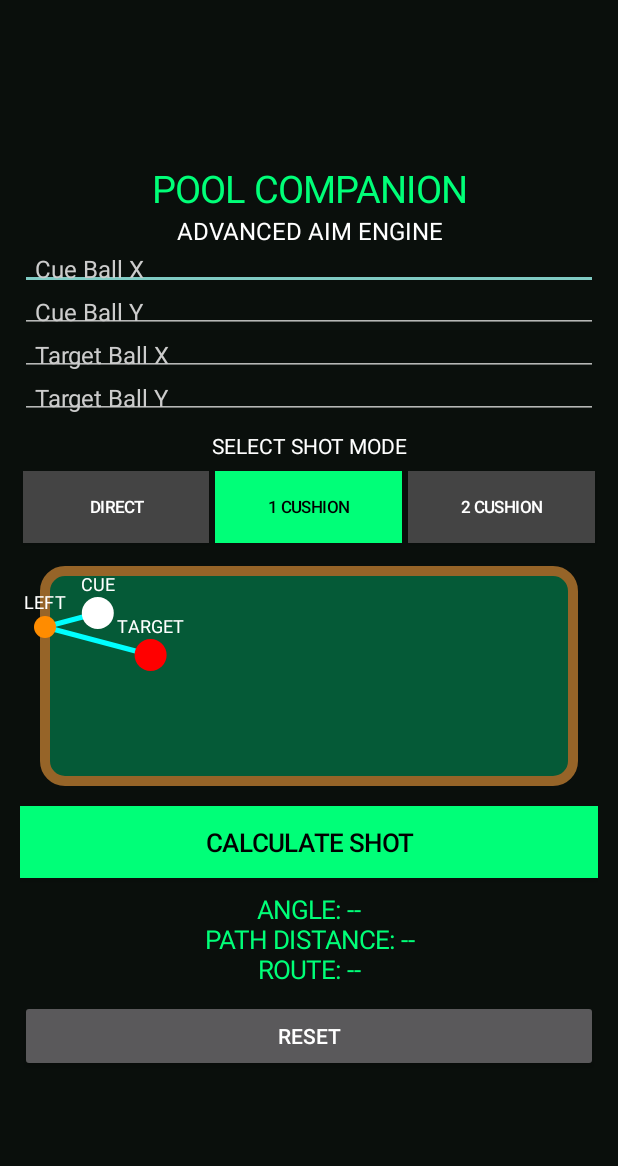
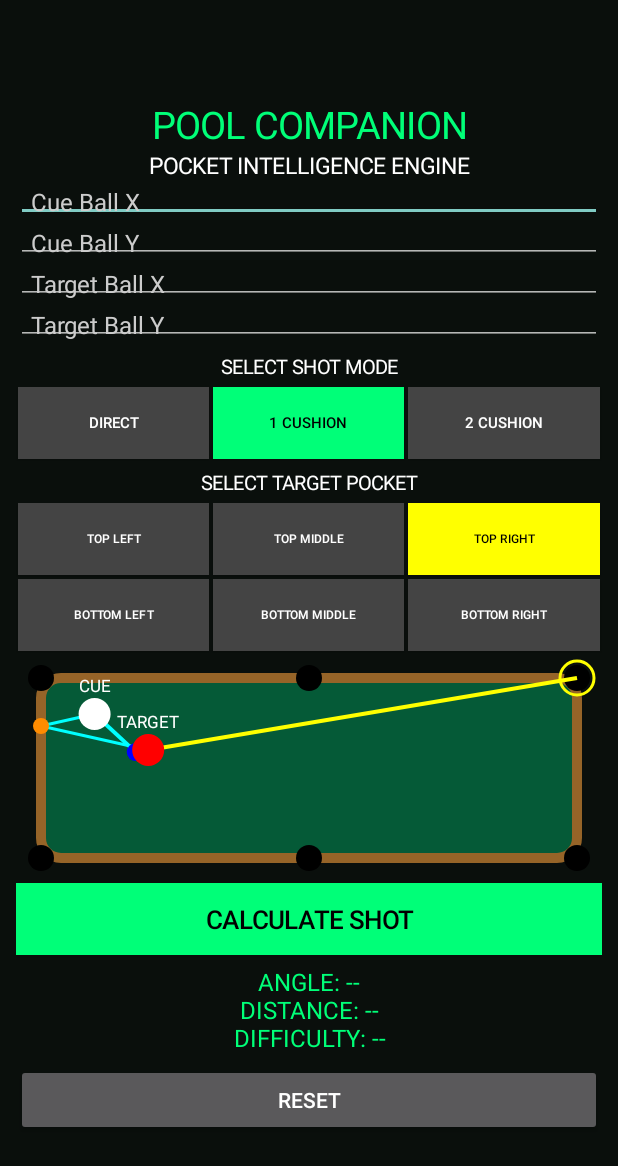
Before and after one commit to chinazonenet-spec/PoolCompanion, an Android app: the screen it shows after launch (MainActivity), after a tap on "1 CUSHION", on a phone screen of 412 x 824 dp. Shown: the top 1166 px of the screen. Run offline under Robolectric (Android 15) with nearby library versions, the phone set to English and light mode, and no system bars.

Commit message:
Add pocket targeting and shot difficulty engine

```diff
--- a/app/src/main/java/com/poolcompanion/app/AimView.kt
+++ b/app/src/main/java/com/poolcompanion/app/AimView.kt
@@ -7,6 +7,7 @@ import android.graphics.Color
 import android.graphics.Paint
 import android.graphics.RectF
 import android.view.View
+import com.poolcompanion.app.engine.PocketEngine
 import com.poolcompanion.app.engine.ShotMode
 import com.poolcompanion.app.engine.ShotPathEngine
 
@@ -19,6 +20,7 @@ class AimView(context: Context) : View(context) {
     private var targetX = 200.0
     private var targetY = 200.0
     private var mode = ShotMode.DIRECT
+    private var selectedPocket = "TOP RIGHT"
 
     fun setPoints(
         cx: Double,
@@ -35,6 +37,11 @@ class AimView(context: Context) : View(context) {
 
     fun setMode(newMode: ShotMode) {
         mode = newMode
+        invalidate()
+    }
+
+    fun setPocket(name: String) {
+        selectedPocket = name
         invalidate()
     }
 
@@ -79,12 +86,30 @@ class AimView(context: Context) : View(context) {
         val tx = screenX(targetX)
         val ty = screenY(targetY)
 
+        // Draw six pockets
+        for (pocket in PocketEngine.pockets) {
+            val px = screenX(pocket.x)
+            val py = screenY(pocket.y)
+
+            paint.style = Paint.Style.FILL
+            paint.color = Color.BLACK
+            canvas.drawCircle(px, py, 13f, paint)
+
+            if (pocket.name == selectedPocket) {
+                paint.style = Paint.Style.STROKE
+                paint.strokeWidth = 3f
+                paint.color = Color.YELLOW
+                canvas.drawCircle(px, py, 17f, paint)
+            }
+        }
+
+        // Draw selected cushion route
+        if (mode != ShotMode.DIRECT) {
             val path = ShotPathEngine.calculate(
                 cueX, cueY, targetX, targetY, mode
             )
 
             if (path != null) {
-
                 val route = mutableListOf<Pair<Float, Float>>()
                 route.add(cx to cy)
 
@@ -97,13 +122,8 @@ class AimView(context: Context) : View(context) {
                 route.add(tx to ty)
 
                 paint.style = Paint.Style.STROKE
-            paint.strokeWidth = 5f
-
-            paint.color = if (mode == ShotMode.DIRECT) {
-                Color.YELLOW
-            } else {
-                Color.CYAN
-            }
+                paint.strokeWidth = 3f
+                paint.color = Color.CYAN
 
                 for (i in 0 until route.size - 1) {
                     canvas.drawLine(
@@ -115,49 +135,75 @@ class AimView(context: Context) : View(context) {
                     )
                 }
 
-            for (point in path.bouncePoints) {
-                val bx = screenX(point.x)
-                val by = screenY(point.y)
-
                 paint.style = Paint.Style.FILL
                 paint.color = Color.rgb(255, 140, 0)
-                canvas.drawCircle(bx, by, 11f, paint)
 
+                for (point in path.bouncePoints) {
+                    canvas.drawCircle(
+                        screenX(point.x),
+                        screenY(point.y),
+                        8f,
+                        paint
+                    )
+                }
+            }
+        }
+
+        // Calculate selected pocket shot
+        val pocketShot = PocketEngine.evaluate(
+            cueX, cueY,
+            targetX, targetY,
+            selectedPocket
+        )
+
+        if (pocketShot != null) {
+
+            val gx = screenX(pocketShot.ghostX)
+            val gy = screenY(pocketShot.ghostY)
+
+            val px = screenX(pocketShot.pocket.x)
+            val py = screenY(pocketShot.pocket.y)
+
+            // Cue ball to ghost ball
+            paint.style = Paint.Style.STROKE
+            paint.strokeWidth = 4f
+            paint.color = Color.CYAN
+            canvas.drawLine(cx, cy, gx, gy, paint)
+
+            // Target ball to selected pocket
+            paint.color = Color.YELLOW
+            paint.strokeWidth = 4f
+            canvas.drawLine(tx, ty, px, py, paint)
+
+            // Ghost ball marker
+            paint.style = Paint.Style.FILL
+            paint.color = Color.BLUE
+            canvas.drawCircle(gx, gy, 9f, paint)
+        } else {
+            paint.style = Paint.Style.FILL
             paint.color = Color.WHITE
-                paint.textSize = 18f
+            paint.textSize = 17f
             paint.textAlign = Paint.Align.CENTER
 
             canvas.drawText(
-                    point.cushion,
-                    bx,
-                    by - 18f,
-                    paint
-                )
-            }
-        } else if (mode != ShotMode.DIRECT) {
-
-            paint.color = Color.RED
-            paint.textSize = 18f
-            paint.textAlign = Paint.Align.CENTER
-            paint.style = Paint.Style.FILL
-
-            canvas.drawText(
-                "NO VALID ROUTE",
+                "NO VALID POCKET SHOT",
                 (left + right) / 2f,
                 (top + bottom) / 2f,
                 paint
             )
         }
 
+        // Cue ball
         paint.style = Paint.Style.FILL
         paint.color = Color.WHITE
         canvas.drawCircle(cx, cy, 16f, paint)
 
+        // Target ball
         paint.color = Color.RED
         canvas.drawCircle(tx, ty, 16f, paint)
 
         paint.color = Color.WHITE
-        paint.textSize = 18f
+        paint.textSize = 17f
         paint.textAlign = Paint.Align.CENTER
 
         canvas.drawText("CUE", cx, cy - 22f, paint)
--- a/app/src/main/java/com/poolcompanion/app/MainActivity.kt
+++ b/app/src/main/java/com/poolcompanion/app/MainActivity.kt
@@ -13,6 +13,7 @@ import android.widget.EditText
 import android.widget.Button
 import android.widget.Toast
 import com.poolcompanion.app.calculator.ShotCalculator
+import com.poolcompanion.app.engine.PocketEngine
 import com.poolcompanion.app.engine.ShotMode
 import com.poolcompanion.app.engine.ShotPathEngine
 import java.util.Locale
@@ -26,11 +27,22 @@ class MainActivity : Activity() {
     private lateinit var result: TextView
     private lateinit var aimView: AimView
     private lateinit var modeButtons: List<Button>
+    private lateinit var pocketButtons: List<Button>
 
     private var selectedMode = ShotMode.DIRECT
+    private var selectedPocket = "TOP RIGHT"
 
     private val green = Color.rgb(0, 255, 120)
     private val dark = Color.rgb(10, 15, 12)
+
+    private val pocketNames = listOf(
+        "TOP LEFT",
+        "TOP MIDDLE",
+        "TOP RIGHT",
+        "BOTTOM LEFT",
+        "BOTTOM MIDDLE",
+        "BOTTOM RIGHT"
+    )
 
     override fun onCreate(savedInstanceState: Bundle?) {
         super.onCreate(savedInstanceState)
@@ -38,7 +50,7 @@ class MainActivity : Activity() {
         val layout = LinearLayout(this).apply {
             orientation = LinearLayout.VERTICAL
             gravity = Gravity.CENTER
-            setPadding(20, 16, 20, 16)
+            setPadding(16, 12, 16, 12)
             setBackgroundColor(dark)
         }
 
@@ -51,8 +63,8 @@ class MainActivity : Activity() {
         layout.addView(title)
 
         val subtitle = TextView(this).apply {
-            text = "ADVANCED AIM ENGINE"
-            textSize = 16f
+            text = "POCKET INTELLIGENCE ENGINE"
+            textSize = 15f
             setTextColor(Color.WHITE)
             gravity = Gravity.CENTER
         }
@@ -68,13 +80,7 @@ class MainActivity : Activity() {
         layout.addView(targetX)
         layout.addView(targetY)
 
-        val modeLabel = TextView(this).apply {
-            text = "SELECT SHOT MODE"
-            textSize = 14f
-            setTextColor(Color.WHITE)
-            gravity = Gravity.CENTER
-            setPadding(0, 12, 0, 8)
-        }
+        val modeLabel = createLabel("SELECT SHOT MODE")
         layout.addView(modeLabel)
 
         val modeLayout = LinearLayout(this).apply {
@@ -107,12 +113,50 @@ class MainActivity : Activity() {
                     ViewGroup.LayoutParams.WRAP_CONTENT,
                     1f
                 ).apply {
-                    setMargins(3, 3, 3, 3)
+                    setMargins(2, 2, 2, 2)
                 }
             )
         }
 
         layout.addView(modeLayout)
+
+        layout.addView(createLabel("SELECT TARGET POCKET"))
+
+        val firstPocketRow = LinearLayout(this).apply {
+            orientation = LinearLayout.HORIZONTAL
+        }
+
+        val secondPocketRow = LinearLayout(this).apply {
+            orientation = LinearLayout.HORIZONTAL
+        }
+
+        val buttons = pocketNames.map { name ->
+            createPocketButton(name)
+        }
+
+        pocketButtons = buttons
+
+        for (i in buttons.indices) {
+            val row = if (i < 3) {
+                firstPocketRow
+            } else {
+                secondPocketRow
+            }
+
+            row.addView(
+                buttons[i],
+                LinearLayout.LayoutParams(
+                    0,
+                    ViewGroup.LayoutParams.WRAP_CONTENT,
+                    1f
+                ).apply {
+                    setMargins(2, 2, 2, 2)
+                }
+            )
+        }
+
+        layout.addView(firstPocketRow)
+        layout.addView(secondPocketRow)
 
         aimView = AimView(this)
 
@@ -120,7 +164,7 @@ class MainActivity : Activity() {
             aimView,
             LinearLayout.LayoutParams(
                 ViewGroup.LayoutParams.MATCH_PARENT,
-                260
+                230
             )
         )
 
@@ -134,15 +178,17 @@ class MainActivity : Activity() {
                 calculateShot()
             }
         }
+
         layout.addView(calculate)
 
         result = TextView(this).apply {
-            text = "ANGLE: --\nPATH DISTANCE: --\nROUTE: --"
-            textSize = 17f
+            text = "ANGLE: --\nDISTANCE: --\nDIFFICULTY: --"
+            textSize = 16f
             setTextColor(green)
             gravity = Gravity.CENTER
-            setPadding(8, 14, 8, 14)
+            setPadding(8, 10, 8, 10)
         }
+
         layout.addView(result)
 
         val reset = Button(this).apply {
@@ -155,25 +201,42 @@ class MainActivity : Activity() {
                 targetY.text.clear()
 
                 selectedMode = ShotMode.DIRECT
+                selectedPocket = "TOP RIGHT"
+
                 aimView.setMode(selectedMode)
+                aimView.setPocket(selectedPocket)
                 aimView.setPoints(
                     100.0, 100.0, 200.0, 200.0
                 )
 
                 updateModeButtons()
+                updatePocketButtons()
 
                 result.text =
-                    "ANGLE: --\nPATH DISTANCE: --\nROUTE: --"
+                    "ANGLE: --\nDISTANCE: --\nDIFFICULTY: --"
             }
         }
+
         layout.addView(reset)
 
         aimView.setPoints(100.0, 100.0, 200.0, 200.0)
         aimView.setMode(selectedMode)
+        aimView.setPocket(selectedPocket)
 
         updateModeButtons()
+        updatePocketButtons()
 
         setContentView(layout)
+    }
+
+    private fun createLabel(value: String): TextView {
+        return TextView(this).apply {
+            text = value
+            textSize = 13f
+            setTextColor(Color.WHITE)
+            gravity = Gravity.CENTER
+            setPadding(0, 8, 0, 5)
+        }
     }
 
     private fun createInput(label: String): EditText {
@@ -187,7 +250,7 @@ class MainActivity : Activity() {
                 InputType.TYPE_NUMBER_FLAG_DECIMAL or
                 InputType.TYPE_NUMBER_FLAG_SIGNED
 
-            setPadding(15, 5, 15, 5)
+            setPadding(15, 4, 15, 4)
         }
     }
 
@@ -197,12 +260,26 @@ class MainActivity : Activity() {
     ): Button {
         return Button(this).apply {
             text = label
-            textSize = 11f
+            textSize = 10f
 
             setOnClickListener {
                 selectedMode = mode
                 aimView.setMode(mode)
                 updateModeButtons()
+                calculateShot(false)
+            }
+        }
+    }
+
+    private fun createPocketButton(name: String): Button {
+        return Button(this).apply {
+            text = name
+            textSize = 8f
+
+            setOnClickListener {
+                selectedPocket = name
+                aimView.setPocket(name)
+                updatePocketButtons()
                 calculateShot(false)
             }
         }
@@ -223,6 +300,20 @@ class MainActivity : Activity() {
             )
 
             modeButtons[i].setTextColor(
+                if (selected) Color.BLACK else Color.WHITE
+            )
+        }
+    }
+
+    private fun updatePocketButtons() {
+        for (i in pocketButtons.indices) {
+            val selected = pocketNames[i] == selectedPocket
+
+            pocketButtons[i].setBackgroundColor(
+                if (selected) Color.YELLOW else Color.DKGRAY
+            )
+
+            pocketButtons[i].setTextColor(
                 if (selected) Color.BLACK else Color.WHITE
             )
         }
@@ -250,62 +341,52 @@ class MainActivity : Activity() {
             y2 !in 0.0..500.0) {
 
             if (showErrors) {
-                showMessage(
-                    "X: 0-1000, Y: 0-500"
-                )
+                showMessage("X: 0-1000, Y: 0-500")
             }
             return
         }
 
-        val shot = ShotCalculator.calculate(
-            x1, y1, x2, y2
+        val pocketShot = PocketEngine.evaluate(
+            x1, y1, x2, y2, selectedPocket
         )
 
-        if (shot == null) {
-            if (showErrors) {
-                showMessage(
-                    "Ball positions must be different"
-                )
-            }
+        aimView.setPoints(x1, y1, x2, y2)
+
+        if (pocketShot == null) {
+            result.text =
+                "NO VALID POCKET SHOT\nTry another pocket or position"
             return
         }
 
-        val path = ShotPathEngine.calculate(
+        val aim = ShotCalculator.calculate(
+            x1, y1,
+            pocketShot.ghostX,
+            pocketShot.ghostY
+        )
+
+        val modePath = ShotPathEngine.calculate(
             x1, y1, x2, y2, selectedMode
         )
 
-        if (path == null) {
-            aimView.setPoints(x1, y1, x2, y2)
+        val routeText = modePath?.routeName
+            ?: "NO VALID CUSHION ROUTE"
 
-            result.text =
-                "NO VALID ROUTE\nTry another mode or position"
-
-            return
-        }
-
-        aimView.setPoints(x1, y1, x2, y2)
-
-        val firstPoint = path.bouncePoints.firstOrNull()
-
-        val angle = if (firstPoint != null) {
-            ShotCalculator.calculate(
-                x1, y1, firstPoint.x, firstPoint.y
-            )?.angle ?: shot.angle
-        } else {
-            shot.angle
-        }
-
-        val routeText = if (path.bouncePoints.isEmpty()) {
-            "DIRECT"
-        } else {
-            path.routeName
-        }
+        val totalDistance =
+            pocketShot.cueDistance + pocketShot.objectDistance
 
         result.text = String.format(
             Locale.US,
-            "SHOT ANGLE: %.2f°\nPATH DISTANCE: %.2f units\nROUTE: %s",
-            angle,
-            path.distance,
+            "AIM ANGLE: %.2f°\n" +
+                "POCKET: %s\n" +
+                "TOTAL DISTANCE: %.2f units\n" +
+                "CUT ANGLE: %.2f°\n" +
+                "DIFFICULTY: %s\n" +
+                "CUSHION MODE: %s",
+            aim?.angle ?: 0.0,
+            pocketShot.pocket.name,
+            totalDistance,
+            pocketShot.cutAngle,
+            pocketShot.difficulty,
             routeText
         )
     }
--- /dev/null
+++ b/app/src/main/java/com/poolcompanion/app/engine/PocketEngine.kt
@@ -0,0 +1,96 @@
+package com.poolcompanion.app.engine
+
+import kotlin.math.acos
+import kotlin.math.hypot
+
+data class PoolPocket(
+    val name: String,
+    val x: Double,
+    val y: Double
+)
+
+data class PocketShot(
+    val pocket: PoolPocket,
+    val ghostX: Double,
+    val ghostY: Double,
+    val cueDistance: Double,
+    val objectDistance: Double,
+    val cutAngle: Double,
+    val difficulty: String
+)
+
+object PocketEngine {
+
+    val pockets = listOf(
+        PoolPocket("TOP LEFT", 0.0, 0.0),
+        PoolPocket("TOP MIDDLE", 500.0, 0.0),
+        PoolPocket("TOP RIGHT", 1000.0, 0.0),
+        PoolPocket("BOTTOM LEFT", 0.0, 500.0),
+        PoolPocket("BOTTOM MIDDLE", 500.0, 500.0),
+        PoolPocket("BOTTOM RIGHT", 1000.0, 500.0)
+    )
+
+    fun evaluate(
+        cueX: Double,
+        cueY: Double,
+        targetX: Double,
+        targetY: Double,
+        pocketName: String,
+        tableWidth: Double = 1000.0,
+        tableHeight: Double = 500.0,
+        ballRadius: Double = 12.0
+    ): PocketShot? {
+
+        val pocket = pockets.find {
+            it.name == pocketName
+        } ?: return null
+
+        val objectDX = pocket.x - targetX
+        val objectDY = pocket.y - targetY
+
+        val objectDistance = hypot(objectDX, objectDY)
+
+        if (objectDistance == 0.0) return null
+
+        val ux = objectDX / objectDistance
+        val uy = objectDY / objectDistance
+
+        // Approximate ghost-ball center
+        val ghostX = targetX - ux * (2.0 * ballRadius)
+        val ghostY = targetY - uy * (2.0 * ballRadius)
+
+        if (ghostX !in 0.0..tableWidth ||
+            ghostY !in 0.0..tableHeight) return null
+
+        val cueDX = ghostX - cueX
+        val cueDY = ghostY - cueY
+
+        val cueDistance = hypot(cueDX, cueDY)
+
+        if (cueDistance == 0.0) return null
+
+        val dot = (
+            (cueDX / cueDistance) * ux +
+            (cueDY / cueDistance) * uy
+        ).coerceIn(-1.0, 1.0)
+
+        val cutAngle = Math.toDegrees(acos(dot))
+
+        val difficulty = when {
+            cutAngle <= 15.0 -> "EASY"
+            cutAngle <= 30.0 -> "MODERATE"
+            cutAngle <= 50.0 -> "HARD"
+            else -> "VERY HARD"
+        }
+
+        return PocketShot(
+            pocket = pocket,
+            ghostX = ghostX,
+            ghostY = ghostY,
+            cueDistance = cueDistance,
+            objectDistance = objectDistance,
+            cutAngle = cutAngle,
+            difficulty = difficulty
+        )
+    }
+}
```
Lines whose indentation alone changed are shown as unchanged.
